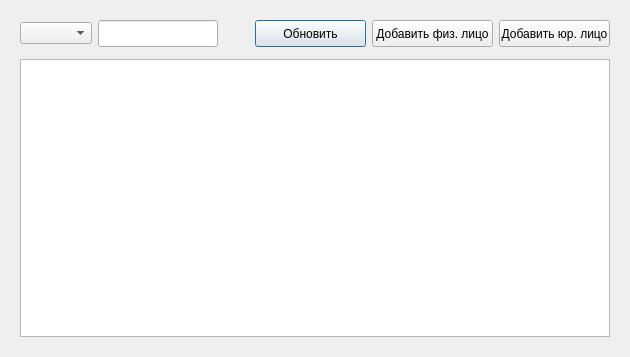
Qt form ContactsDialog.ui (okostynchuk/Outcall) before a commit.
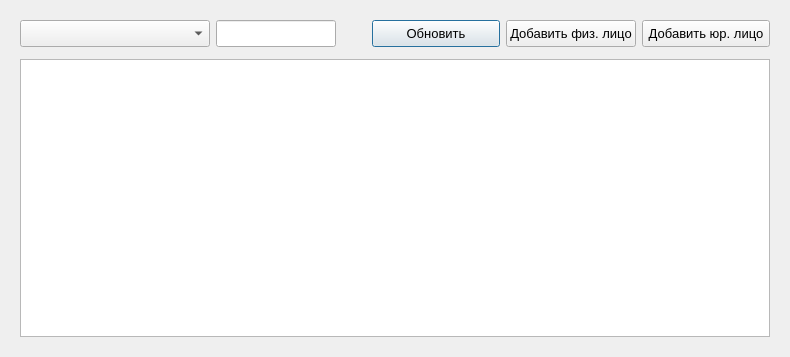
The same form after that commit.

```diff
--- a/ContactsDialog.ui
+++ b/ContactsDialog.ui
@@ -6,7 +6,7 @@
    <rect>
     <x>0</x>
     <y>0</y>
-    <width>630</width>
+    <width>790</width>
     <height>357</height>
    </rect>
   </property>
@@ -27,6 +27,17 @@
         </property>
         <item>
          <widget class="QComboBox" name="comboBox">
+          <property name="minimumSize">
+           <size>
+            <width>190</width>
+            <height>27</height>
+           </size>
+          </property>
+          <property name="font">
+           <font>
+            <pointsize>10</pointsize>
+           </font>
+          </property>
           <property name="acceptDrops">
            <bool>false</bool>
           </property>
@@ -87,10 +98,15 @@
            <widget class="QPushButton" name="pushButton">
             <property name="minimumSize">
              <size>
-              <width>111</width>
+              <width>128</width>
               <height>27</height>
              </size>
             </property>
+            <property name="font">
+             <font>
+              <pointsize>10</pointsize>
+             </font>
+            </property>
             <property name="text">
              <string>Обновить</string>
             </property>
@@ -104,6 +120,11 @@
               <height>27</height>
              </size>
             </property>
+            <property name="font">
+             <font>
+              <pointsize>10</pointsize>
+             </font>
+            </property>
             <property name="text">
              <string>Добавить физ. лицо</string>
             </property>
@@ -113,10 +134,15 @@
            <widget class="QPushButton" name="pushButton_3">
             <property name="minimumSize">
              <size>
-              <width>111</width>
+              <width>128</width>
               <height>27</height>
              </size>
             </property>
+            <property name="font">
+             <font>
+              <pointsize>10</pointsize>
+             </font>
+            </property>
             <property name="text">
              <string>Добавить юр. лицо</string>
             </property>
```
Left out of the diff: 6 changed lines with no effect on the pictures.
